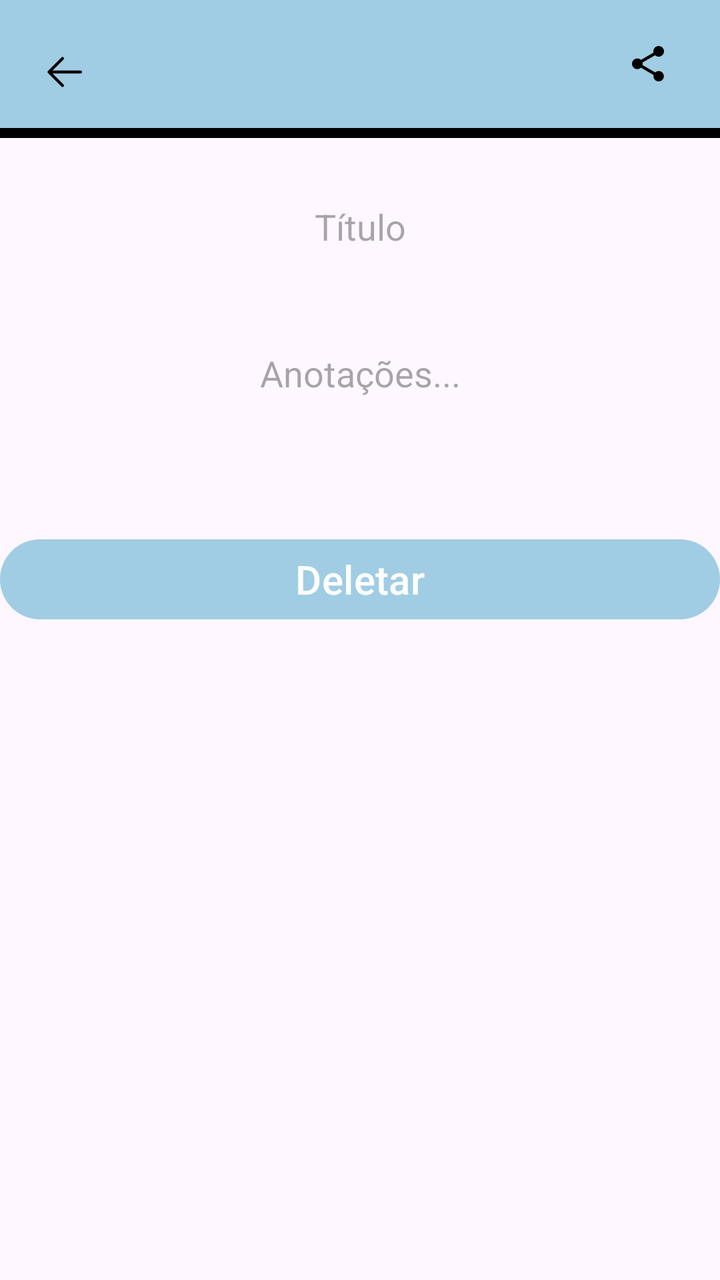
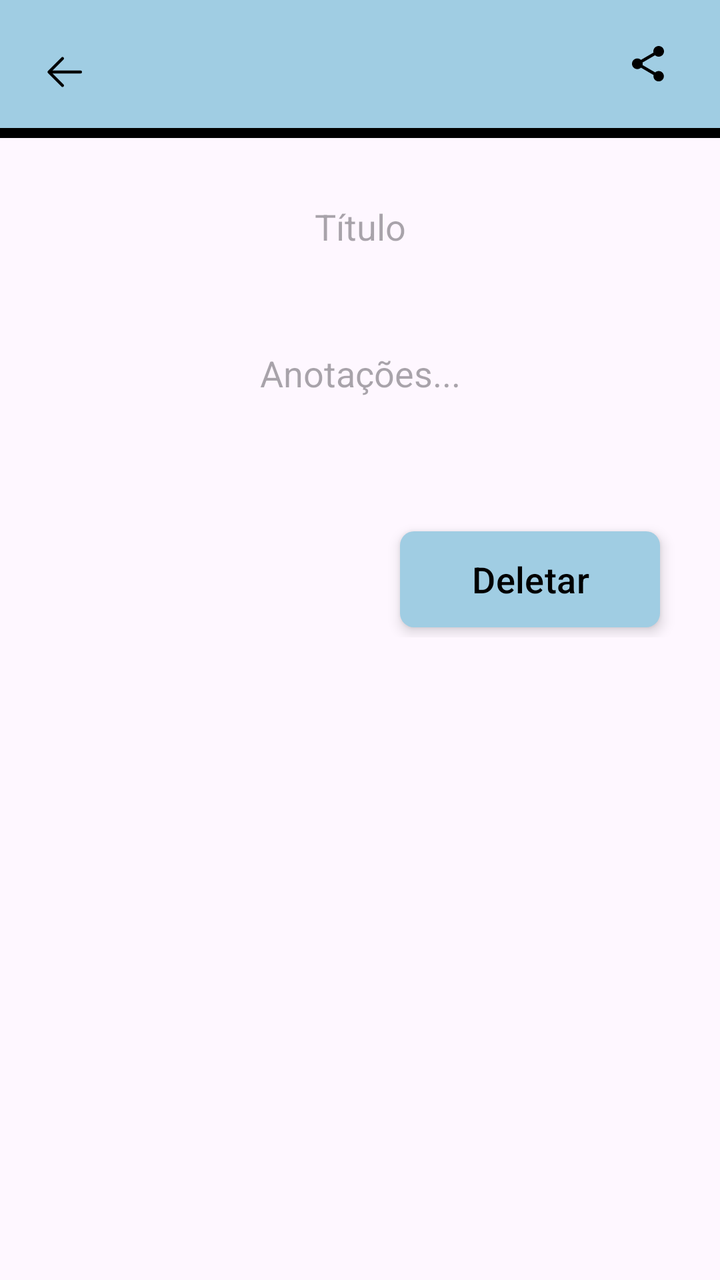

Screens rendered from an Android XML layout before and after an edit, with the pre-edit source and the edit as a unified diff.
<!-- AndroidManifest.xml: application theme Theme.Atividade4 -->
<!-- res/layout/fragment_visualizar_diario.xml -->
<?xml version="1.0" encoding="utf-8"?>
<ScrollView xmlns:android="http://schemas.android.com/apk/res/android"
    xmlns:tools="http://schemas.android.com/tools"
    xmlns:app="http://schemas.android.com/apk/res-auto"
    android:layout_width="match_parent"
    android:layout_height="match_parent"
    tools:context=".VisualizarDiario">


    <androidx.constraintlayout.widget.ConstraintLayout
        android:layout_width="match_parent"
        android:layout_height="match_parent">

        <com.google.android.material.appbar.MaterialToolbar
            android:id="@+id/toolbar"
            android:layout_width="match_parent"
            android:layout_height="wrap_content"
            android:background="@color/colorPrimary"
            android:padding="4dp"
            app:layout_constraintTop_toTopOf="parent"
            app:layout_constraintStart_toStartOf="parent"
            app:navigationIcon="@drawable/img_voltar">

            <ImageView
                android:id="@+id/btnCompartilhar"
                android:layout_width="wrap_content"
                android:layout_height="wrap_content"
                android:src="@drawable/ic_compartilhar"
                android:layout_gravity="end"
                android:layout_marginEnd="20dp"
                android:contentDescription="Compartilhar com o psicólogo"/>

        </com.google.android.material.appbar.MaterialToolbar>

        <LinearLayout
            android:id="@+id/linear_layout"
            android:layout_width="match_parent"
            android:layout_height="match_parent"
            android:orientation="vertical"
            app:layout_constraintBottom_toBottomOf="parent"
            app:layout_constraintEnd_toEndOf="parent"
            app:layout_constraintHorizontal_bias="0.0"
            app:layout_constraintStart_toStartOf="parent">

            <View
                android:id="@+id/viewlinha"
                android:layout_width="match_parent"
                android:layout_height="5dp"
                android:layout_marginTop="?attr/actionBarSize"
                android:background="@color/black"
                app:layout_anchor="@+id/toolbar"
                app:layout_anchorGravity="bottom|center" />

            <TextView
                android:id="@+id/textView_titulo"
                android:layout_width="match_parent"
                android:layout_height="wrap_content"
                android:layout_margin="30dp"
                android:gravity="center"
                android:hint="Título"
                android:padding="2dp"
                android:textSize="18sp" />

            <TextView
                android:id="@+id/textViewLerDiario"
                android:layout_width="match_parent"
                android:layout_height="wrap_content"
                android:layout_margin="15dp"
                android:gravity="center"
                android:hint="Anotações..."
                android:padding="2dp"
                android:textSize="18sp" />

            <Button
                android:id="@+id/buttonDELETE"
                android:layout_width="match_parent"
                android:layout_height="wrap_content"
                android:layout_marginTop="50dp"
                android:text="Deletar"
                android:textSize="20sp" />


        </LinearLayout>

    </androidx.constraintlayout.widget.ConstraintLayout>

</ScrollView>
<!-- resources referenced by this layout -->
<resources>
  <color name="black">#FF000000</color>
  <color name="colorPrimary">#A0CDE3</color>
  <!-- drawable ic_compartilhar (drawable) -->
  <vector xmlns:android="http://schemas.android.com/apk/res/android" android:height="24dp" android:viewportHeight="24" android:viewportWidth="24" android:width="24dp">
        
      <path android:fillColor="#000000" android:pathData="M15.591,16.2C16.053,15.782 16.658,15.516 17.333,15.516C18.764,15.516 19.929,16.68 19.929,18.111C19.929,19.542 18.764,20.707 17.333,20.707C15.902,20.707 14.738,19.542 14.738,18.111C14.738,17.916 14.764,17.72 14.809,17.533L8.48,13.836C8,14.28 7.369,14.556 6.667,14.556C5.191,14.556 4,13.364 4,11.889C4,10.413 5.191,9.222 6.667,9.222C7.369,9.222 8,9.498 8.48,9.942L14.747,6.289C14.702,6.084 14.667,5.88 14.667,5.667C14.667,4.191 15.858,3 17.333,3C18.809,3 20,4.191 20,5.667C20,7.142 18.809,8.333 17.333,8.333C16.631,8.333 16,8.058 15.52,7.613L9.253,11.267C9.298,11.471 9.333,11.676 9.333,11.889C9.333,12.102 9.298,12.307 9.253,12.511L15.591,16.2Z"/>
      
  </vector>
  <!-- drawable img_voltar (drawable) -->
  <vector xmlns:android="http://schemas.android.com/apk/res/android" android:height="24dp" android:viewportHeight="1024" android:viewportWidth="1024" android:width="24dp">
        
      <path android:fillColor="#000000" android:pathData="M224,480h640a32,32 0,1 1,0 64H224a32,32 0,0 1,0 -64z"/>
        
      <path android:fillColor="#000000" android:pathData="m237.2,512 l265.4,265.3a32,32 0,0 1,-45.3 45.3l-288,-288a32,32 0,0 1,0 -45.3l288,-288a32,32 0,1 1,45.3 45.3L237.2,512z"/>
      
  </vector>
  <style name="Theme.Atividade4" parent="Base.Theme.Atividade4" />
  <style name="Base.Theme.Atividade4" parent="Theme.Material3.DayNight.NoActionBar">
  
          <item name="colorPrimary">@color/colorPrimary</item>
          <item name="colorAccent">@color/color_details</item>
  
      </style>
  <color name="color_details">#A0CDE3</color>
</resources>

<!-- the commit's change to res/layout/fragment_visualizar_diario.xml (unified diff, before → after) -->
@@ -75,9 +75,17 @@
                 android:id="@+id/buttonDELETE"
                 android:layout_width="match_parent"
                 android:layout_height="wrap_content"
+                android:text="Deletar"
+                android:textColor="@color/black"
+                android:textSize="18sp"
+                android:layout_marginStart="200dp"
+                android:layout_marginEnd="30dp"
                 android:layout_marginTop="50dp"
-                android:text="Deletar"
-                android:textSize="20sp" />
+                android:layout_marginBottom="5dp"
+                android:elevation="8dp"
+                android:translationZ="4dp"
+                android:background="@drawable/bg_btn"
+                 />
 
 
         </LinearLayout>
<!-- resource entries referenced after the edit -->
@@ -2,6 +2,15 @@
 <resources>
   <color name="black">#FF000000</color>
   <color name="colorPrimary">#A0CDE3</color>
+  <!-- drawable bg_btn (drawable) -->
+  <?xml version="1.0" encoding="utf-8"?>
+  <shape xmlns:android="http://schemas.android.com/apk/res/android"
+      android:shape="rectangle">
+  
+      <solid android:color="@color/black"/>
+      <corners android:radius="7dp"/>
+    
+  </shape>
   <!-- drawable ic_compartilhar (drawable) -->
   <vector xmlns:android="http://schemas.android.com/apk/res/android" android:height="24dp" android:viewportHeight="24" android:viewportWidth="24" android:width="24dp">
         
